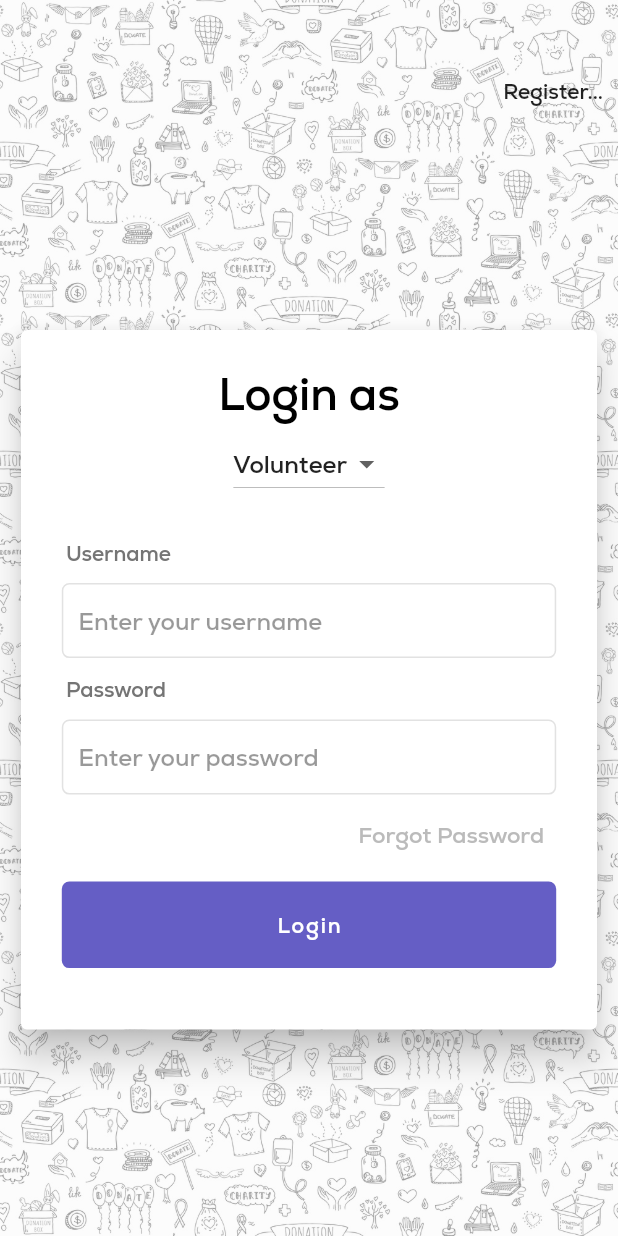
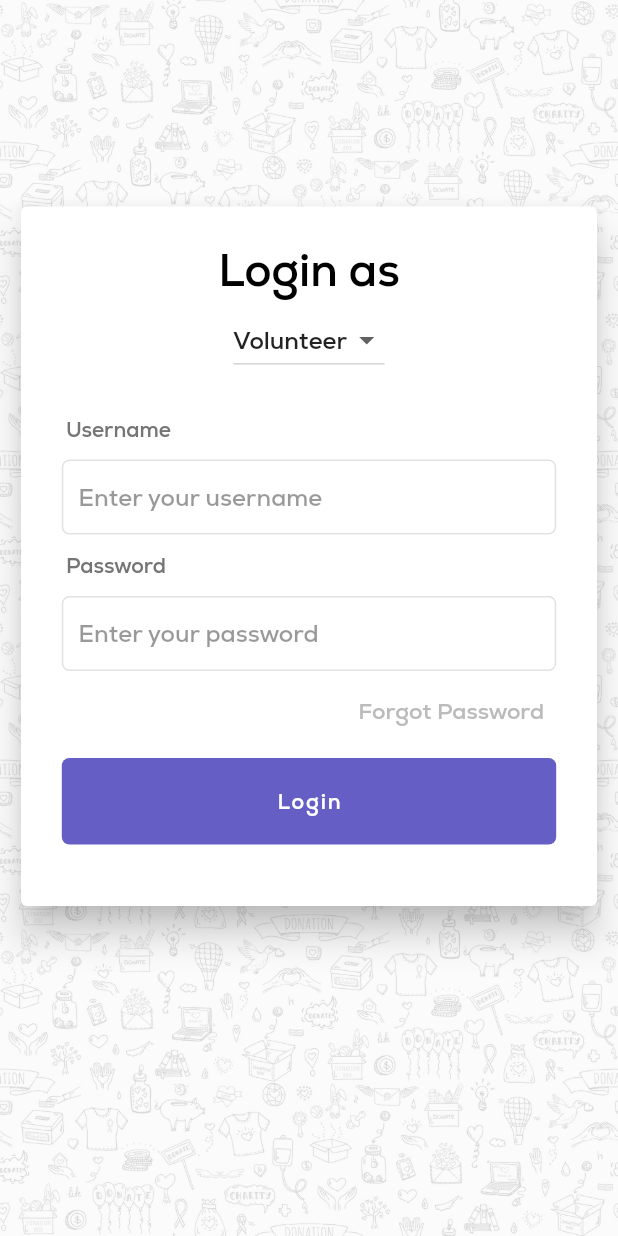
Before and after one commit to AswinKalathil/nss_connect, a Flutter app: the screen it shows after launch, on a phone screen of 412 x 824 dp. Run offline on Flutter 3.47's test engine with Material 2 defaults, Android fonts, the phone set to English and light mode, and no system bars.

Commit message:
po login interface changes

```diff
--- a/nss_connect/lib/credCard.dart
+++ b/nss_connect/lib/credCard.dart
@@ -1,4 +1,5 @@
 import 'package:flutter/material.dart';
+import 'register.dart';
 
 class credCard extends StatefulWidget {
   const credCard({super.key});
@@ -9,13 +10,16 @@ class credCard extends StatefulWidget {
 
 class _credCardState extends State<credCard> {
   String? selectedOption = 'Volunteer';
-
+  String? poString = 'PO';
   @override
   Widget build(BuildContext context) {
     return Container(
       padding: EdgeInsets.all(10),
-      height: MediaQuery.of(context).size.height * 0.6,
+      height: MediaQuery.of(context).size.height *
+          (selectedOption == poString ? 0.72 : .6),
       width: MediaQuery.of(context).size.width,
+      decoration:
+          BoxDecoration(borderRadius: BorderRadius.all(Radius.circular(15))),
       child: Card(
         color: Colors.white,
         elevation: 10,
@@ -187,7 +191,42 @@ class _credCardState extends State<credCard> {
                     ),
                   ),
                 ),
-              ))
+              )),
+          if (selectedOption == poString)
+            Padding(
+              padding: const EdgeInsets.all(8.0),
+              child: Text(
+                'or',
+                style: TextStyle(color: Colors.grey, fontSize: 15),
+              ),
+            ),
+          if (selectedOption == poString)
+            GestureDetector(
+                onTap: () {
+                  Navigator.pushNamed(context, Register.id);
+                },
+                child: Container(
+                  width: MediaQuery.of(context).size.width * 0.8,
+                  height: MediaQuery.of(context).size.height * 0.07,
+                  padding: EdgeInsets.symmetric(
+                    vertical: 5,
+                    horizontal: 12,
+                  ),
+                  decoration: BoxDecoration(
+                    color: Color.fromARGB(255, 35, 25, 173).withOpacity(0.7),
+                    borderRadius: BorderRadius.all(Radius.circular(5)),
+                  ),
+                  child: Center(
+                    child: Text(
+                      'Register Unit',
+                      style: TextStyle(
+                        color: Colors.white,
+                        fontWeight: FontWeight.w400,
+                        letterSpacing: 1.25,
+                      ),
+                    ),
+                  ),
+                ))
         ]),
       ),
     );
--- a/nss_connect/lib/login.dart
+++ b/nss_connect/lib/login.dart
@@ -23,22 +23,8 @@ class _LoginState extends State<Login> {
           fit: BoxFit.cover,
         )),
         child: Column(children: [
-          Container(
-            padding: const EdgeInsets.only(top: 50, right: 10),
-            height: MediaQuery.of(context).size.height * 0.25,
-            width: MediaQuery.of(context).size.width,
-            child: Row(
-              mainAxisAlignment: MainAxisAlignment.end,
-              crossAxisAlignment: CrossAxisAlignment.start,
-              children: [
-                GestureDetector(
-
-                  onTap: (){Navigator.pushNamed(context,Register.id);},
-                  child: Text('Register...'),
-
-                )
-              ],
-            ),
+          SizedBox(
+            height: MediaQuery.of(context).size.height * .15,
           ),
           credCard()
         ]),
--- a/nss_connect/lib/otpDialog.dart
+++ b/nss_connect/lib/otpDialog.dart
@@ -101,7 +101,7 @@ void otp(BuildContext context, String unitNum) {
       actions: [
         TextButton(
             onPressed: () {
-              Navigator.pushNamed(context, ConfirmData.id);
+              Navigator.of(context).pop();
             },
             child: Text('proceed'))
       ],
--- a/nss_connect/lib/regcard.dart
+++ b/nss_connect/lib/regcard.dart
@@ -28,7 +28,7 @@ class _RegCardState extends State<RegCard> {
               Padding(
                 padding: const EdgeInsets.only(top: 10),
                 child: Text(
-                  'Register Unit1',
+                  'Register Unit',
                   style: TextStyle(
                     color: Colors.black,
                     fontSize: 30,
```
Also changed, not shown: nss_connect/assets/images/d2oodleBack.png (added), nss_connect/assets/images/doodleBack.png, nss_connect/assets/images/doodleBack1.png (added).
